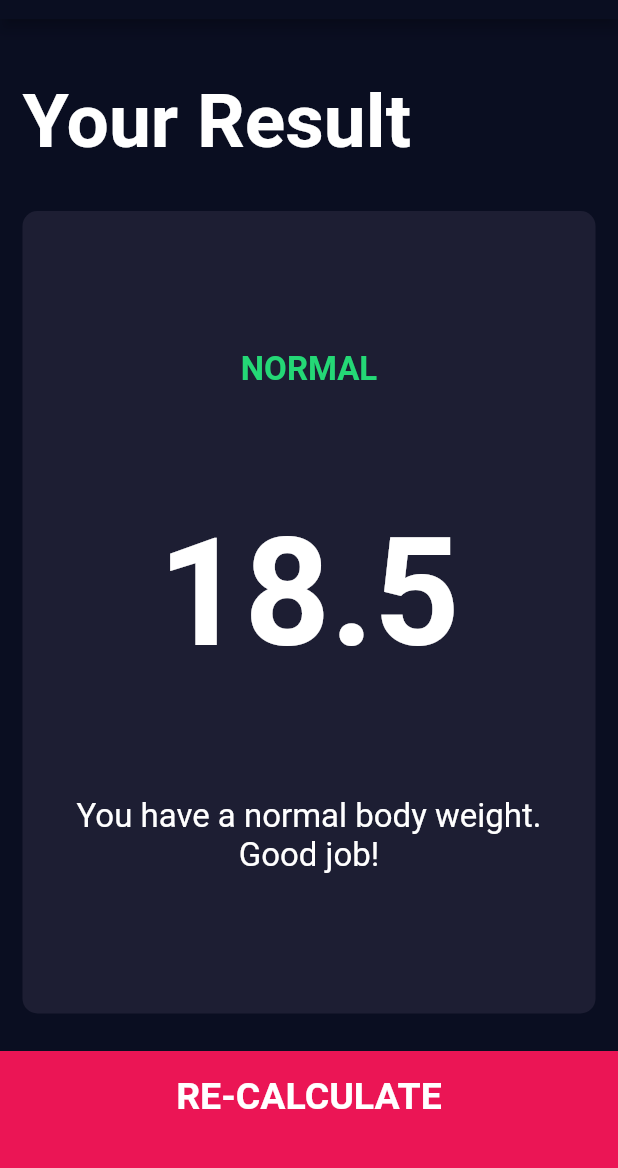
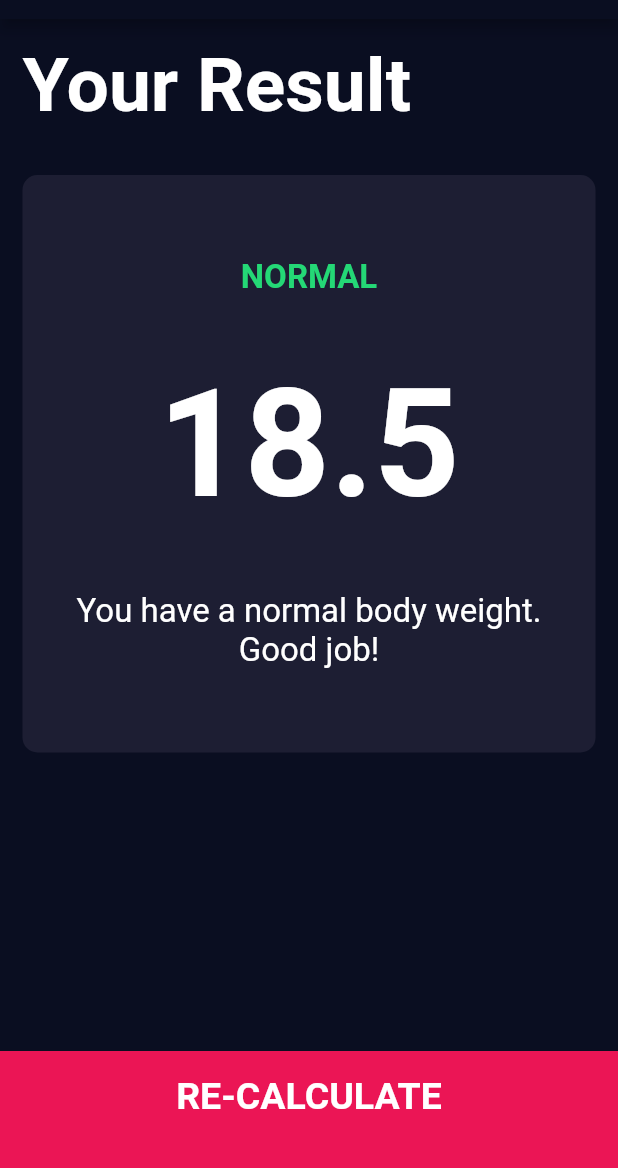
Before and after one commit to Malek-Aldebsi/06-Flutter-BMI_calculator, a Flutter app: the screen it shows after launch, after a tap on "CALCULATE", on a phone screen of 412 x 824 dp, the part 65-1233 px from its top. Run offline on Flutter 3.47's test engine with Material 2 defaults, Android fonts, the phone set to English and light mode, and no system bars; our stand-ins replace font_awesome_flutter.

Commit message:
06-BMI_calculator

```diff
--- a/lib/screens/results_page.dart
+++ b/lib/screens/results_page.dart
@@ -22,9 +22,11 @@ class ResultsPage extends StatelessWidget {
       body: Column(
         mainAxisAlignment: MainAxisAlignment.spaceEvenly,
         crossAxisAlignment: CrossAxisAlignment.stretch,
+        children: [
+          Flexible(
+            child: ListView(
               children: <Widget>[
-          Expanded(
-            child: Container(
+                Container(
                   padding: EdgeInsets.all(15.0),
                   alignment: Alignment.bottomLeft,
                   child: Text(
@@ -32,30 +34,41 @@ class ResultsPage extends StatelessWidget {
                     style: kTitleTextStyle,
                   ),
                 ),
-          ),
-          Expanded(
-            flex: 5,
-            child: ReusableCard(
+                ReusableCard(
                   colour: kActiveCardColour,
-              cardChild: Column(
+                  cardChild: Padding(
+                    padding: const EdgeInsets.symmetric(vertical: 20.0),
+                    child: Column(
                       mainAxisAlignment: MainAxisAlignment.spaceEvenly,
                       crossAxisAlignment: CrossAxisAlignment.center,
                       children: <Widget>[
-                  Text(
+                        Padding(
+                          padding: const EdgeInsets.all(20.0),
+                          child: Text(
                             resultText.toUpperCase(),
                             style: kResultTextStyle,
                           ),
-                  Text(
+                        ),
+                        Padding(
+                          padding: const EdgeInsets.all(20.0),
+                          child: Text(
                             bmiResult,
                             style: kBMITextStyle,
                           ),
-                  Text(
+                        ),
+                        Padding(
+                          padding: const EdgeInsets.all(20.0),
+                          child: Text(
                             interpretation,
                             textAlign: TextAlign.center,
                             style: kBodyTextStyle,
                           ),
+                        ),
                       ],
                     ),
+                  ),
+                ),
+              ],
             ),
           ),
           BottomButton(
```
Lines whose indentation alone changed are shown as unchanged.
